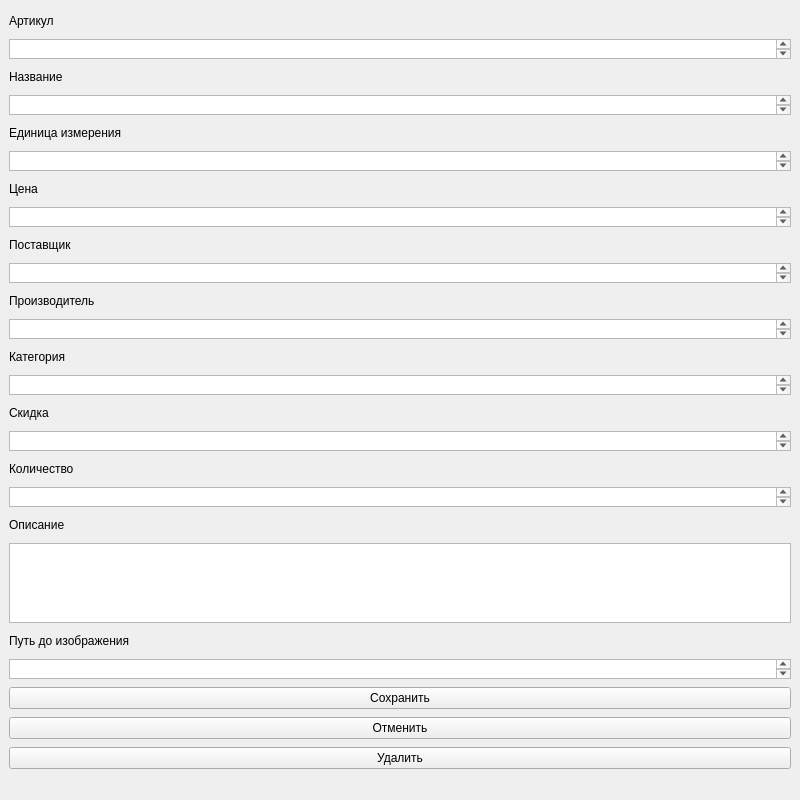
Qt form UI/edit.ui (MagentaNyashka/DemoExamen) before a commit.
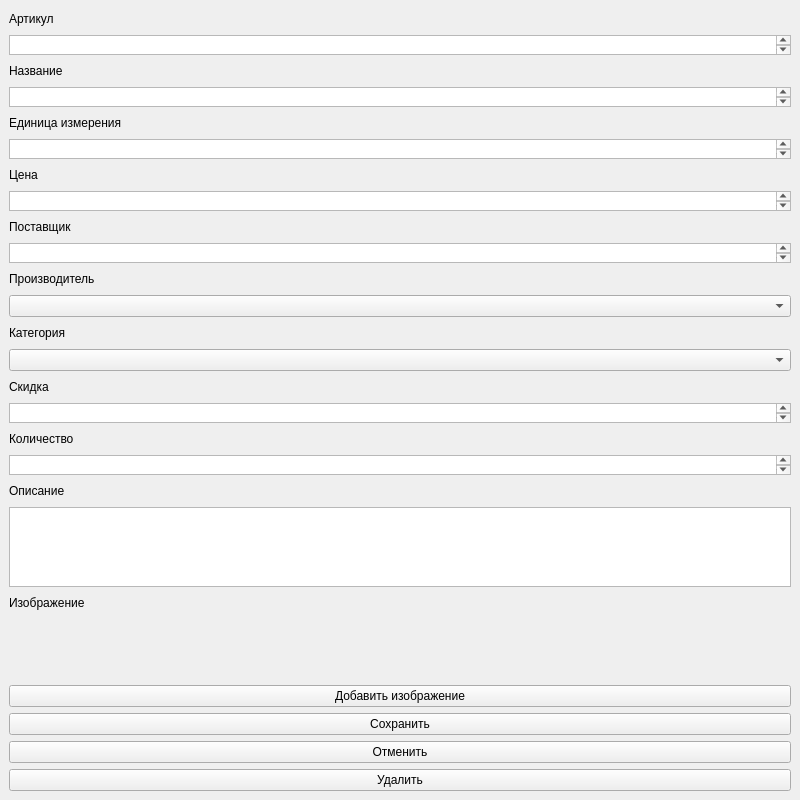
The same form after that commit.

Diff of the .ui file:
```diff
--- a/UI/edit.ui
+++ b/UI/edit.ui
@@ -144,14 +144,7 @@
      </widget>
     </item>
     <item>
-     <widget class="QTextEdit" name="producer_edit">
-      <property name="maximumSize">
-       <size>
-        <width>16777215</width>
-        <height>20</height>
-       </size>
-      </property>
-     </widget>
+     <widget class="QComboBox" name="producer_box"/>
     </item>
     <item>
      <widget class="QLabel" name="category">
@@ -167,14 +160,7 @@
      </widget>
     </item>
     <item>
-     <widget class="QTextEdit" name="category_edit">
-      <property name="maximumSize">
-       <size>
-        <width>16777215</width>
-        <height>20</height>
-       </size>
-      </property>
-     </widget>
+     <widget class="QComboBox" name="category_box"/>
     </item>
     <item>
      <widget class="QLabel" name="discount">
@@ -254,17 +240,27 @@
        </size>
       </property>
       <property name="text">
-       <string>Путь до изображения</string>
+       <string>Изображение</string>
       </property>
      </widget>
     </item>
     <item>
-     <widget class="QTextEdit" name="image_url_edit">
+     <widget class="QLabel" name="image_pixmap">
       <property name="maximumSize">
        <size>
-        <width>16777215</width>
-        <height>20</height>
+        <width>300</width>
+        <height>200</height>
        </size>
+      </property>
+      <property name="text">
+       <string/>
+      </property>
+     </widget>
+    </item>
+    <item>
+     <widget class="QPushButton" name="image_btn">
+      <property name="text">
+       <string>Добавить изображение</string>
       </property>
      </widget>
     </item>
```
Left out of the diff: 2 changed lines with no effect on the pictures.
